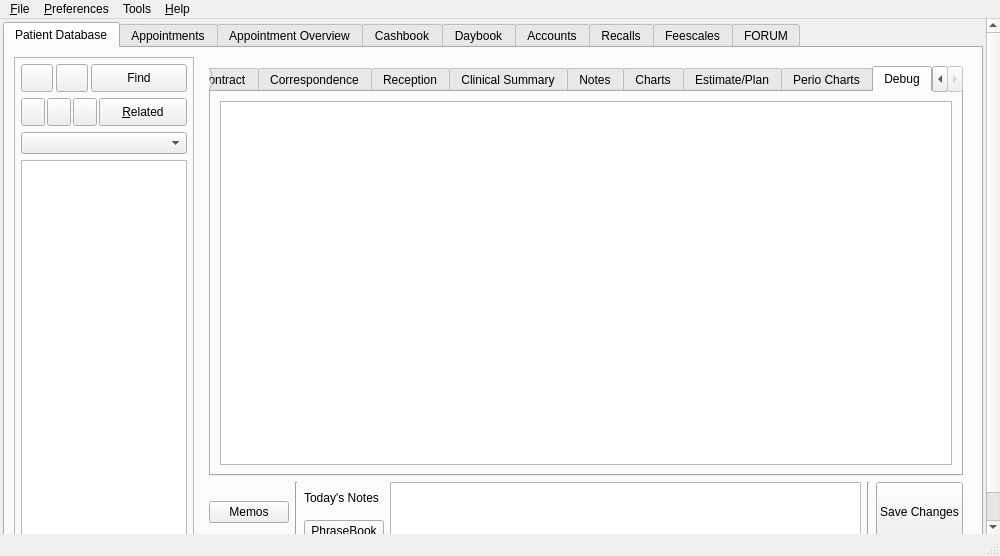
Qt form qt-designer/main.ui (rowinggolfer/openmolar1) before a commit.
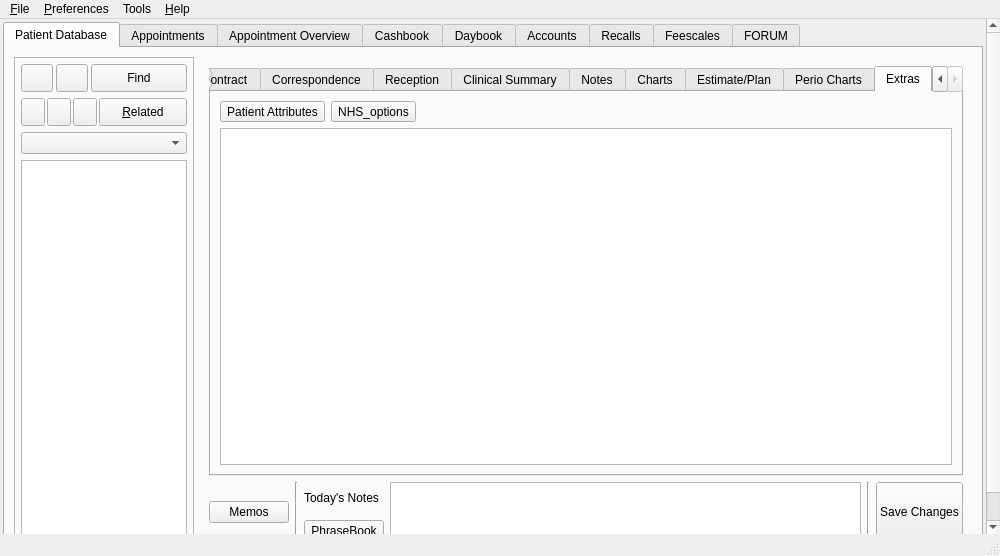
The same form after that commit. The open tabs and pages were chosen to show the change. Icons and pictures are not drawn.

Commit message: debug -> extras

The edit to the form file:
```diff
--- a/qt-designer/main.ui
+++ b/qt-designer/main.ui
@@ -3528,10 +3528,49 @@
                  </widget>
                  <widget class="QWidget" name="tab_9">
                   <attribute name="title">
-                   <string>Debug</string>
+                   <string>Extras</string>
                   </attribute>
-                  <layout class="QVBoxLayout">
-                   <item>
+                  <layout class="QGridLayout" name="gridLayout_23">
+                   <item row="0" column="0">
+                    <widget class="QToolButton" name="debug_toolButton">
+                     <property name="text">
+                      <string>Patient Attributes</string>
+                     </property>
+                     <property name="popupMode">
+                      <enum>QToolButton::InstantPopup</enum>
+                     </property>
+                    </widget>
+                   </item>
+                   <item row="0" column="1">
+                    <widget class="QToolButton" name="NHS_toolButton">
+                     <property name="minimumSize">
+                      <size>
+                       <width>0</width>
+                       <height>0</height>
+                      </size>
+                     </property>
+                     <property name="text">
+                      <string>NHS_options</string>
+                     </property>
+                     <property name="popupMode">
+                      <enum>QToolButton::InstantPopup</enum>
+                     </property>
+                    </widget>
+                   </item>
+                   <item row="0" column="2">
+                    <spacer name="horizontalSpacer">
+                     <property name="orientation">
+                      <enum>Qt::Horizontal</enum>
+                     </property>
+                     <property name="sizeHint" stdset="0">
+                      <size>
+                       <width>479</width>
+                       <height>20</height>
+                      </size>
+                     </property>
+                    </spacer>
+                   </item>
+                   <item row="1" column="0" colspan="3">
                     <widget class="QTextBrowser" name="debugBrowser"/>
                    </item>
                   </layout>
```
Left out of the diff: 6 changed lines with no effect on the pictures. The commit also changes 7 other files.
